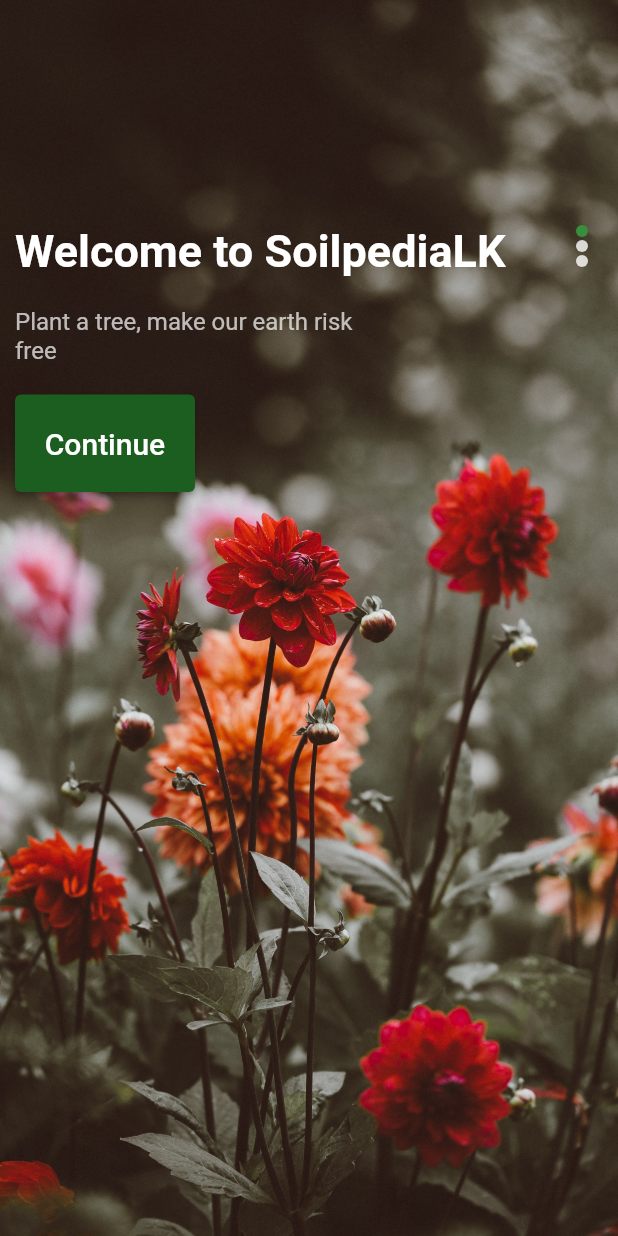
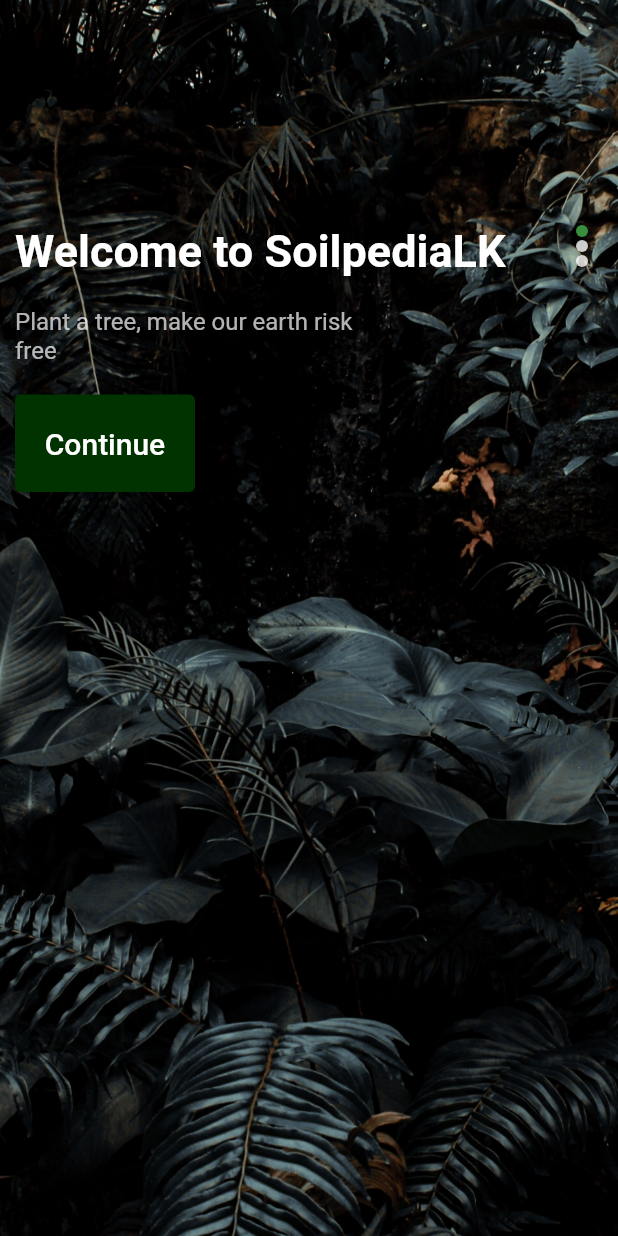
Before and after one commit to nimsara21/soilpedia_lk, a Flutter app: the screen it shows after launch, on a phone screen of 412 x 824 dp. Run offline on Flutter 3.47's test engine with Material 2 defaults, Android fonts, the phone set to English and light mode, and no system bars; our stand-ins replace cloud_firestore, firebase_auth, firebase_core, firebase_storage, fluttertoast, geocoding and 3 more; accounts and stored records are empty.

Commit message:
final commit

```diff
--- a/lib/pages/detailsPage.dart
+++ b/lib/pages/detailsPage.dart
@@ -26,9 +26,9 @@ class _detailsPageState extends State<detailsPage> {
   ];
 
   List texts = [
-    "We are Code Ninja",
-    "Use your camera to easily capture",
-    "Get instant results and plant suggetions"
+    "We are a group of Level 5 Computer Science Students following the SDGP module",
+    "Code Ninja | SDGP CS-15",
+    "Maneth Pirisyala, Nimsara Nanyakkara, Amaanie Yoosuf, Dinun Ranasinghe, Gihan Athulathmudali",
   ];
 
   @override
--- a/lib/pages/welcomePage.dart
+++ b/lib/pages/welcomePage.dart
@@ -23,9 +23,9 @@ class WelcomePage extends StatefulWidget {
 
 class _WelcomePageState extends State<WelcomePage> {
   List images = [
+    "welcome3.jpg",
     "welcome2.jpg",
-    "welcome1.jpg",
-    "welcome3.jpg",
+    "welcome5.jpg",
   ];
 
   List texts = [
@@ -76,7 +76,7 @@ class _WelcomePageState extends State<WelcomePage> {
                           child: ElevatedButton(
                             style: ButtonStyle(
                               backgroundColor: MaterialStateProperty.all<Color>(
-                                hexStringToColor("#1b5e20"),
+                                hexStringToColor("#003300"),
                               ),
                             ),
                             onPressed: () {
```
Also changed, not shown: lib/pages/navPages/gallery.dart (+11 -2 lines), assets/images/welcome2.jpg, assets/images/welcome3.jpg, assets/images/welcome5.jpg (added).
